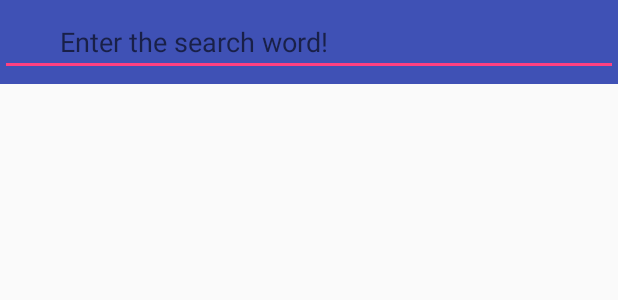
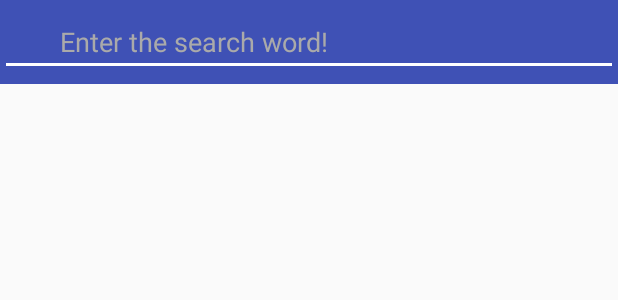
Before and after one commit to RollerBlade/rueo, an Android app: the layout toolbar_main.xml on its own in the app's theme, with its tools: preview values and no code run, on a phone screen of 412 x 824 dp. Shown: the top 300 px of the screen. Run offline under Robolectric (Android 15) with nearby library versions, the phone set to English and light mode, and no system bars.

Commit message:
Minor searchbar usability improvement  - focus always on searchbar  - typing in searchbar after enter pressed leads to clearing the searchbar

```diff
--- a/app/src/main/res/layout/toolbar_main.xml
+++ b/app/src/main/res/layout/toolbar_main.xml
@@ -1,12 +1,15 @@
 <?xml version="1.0" encoding="utf-8"?>
+
 <android.support.v7.widget.Toolbar xmlns:android="http://schemas.android.com/apk/res/android"
     xmlns:app="http://schemas.android.com/apk/res-auto"
     android:id="@+id/toolbar"
-    app:contentInsetLeft="0dp"
-    app:contentInsetStart="0dp"
     android:layout_width="match_parent"
     android:layout_height="wrap_content"
-    android:background="?attr/colorPrimary">
+
+    android:background="?attr/colorPrimary"
+
+    app:contentInsetLeft="0dp"
+    app:contentInsetStart="0dp">
 
     <LinearLayout
         android:layout_width="match_parent"
@@ -14,21 +17,23 @@
         android:gravity="center">
 
 
-
         <EditText
+            android:id="@+id/curWord"
+            android:layout_width="0dp"
+            android:layout_height="wrap_content"
+            android:layout_weight="1"
+            android:focusable="true"
+            android:focusableInTouchMode="true"
+            android:hint="@string/searchBarHint"
+            android:imeOptions="actionSearch"
+            android:nextFocusDown="@id/curWord"
             android:paddingLeft="40dp"
             android:paddingRight="40dp"
-            android:id="@+id/curWord"
-            android:hint="@string/searchBarHint"
-            android:layout_height="wrap_content"
-            android:layout_width="0dp"
-            android:layout_weight="1"
-            android:imeOptions="actionSearch"
-            android:focusable="true"
-            android:focusableInTouchMode="true"
-            android:singleLine="true"
-            android:nextFocusDown="@id/curWord"
-            />
+            android:theme="@style/EditTextTheme"
+            android:inputType="textFilter"
+            android:textColor="#FFF"
+            android:textColorHint="#AAA"
+            android:singleLine="true" />
 
     </LinearLayout>
 </android.support.v7.widget.Toolbar>
--- a/app/src/main/res/values/styles.xml
+++ b/app/src/main/res/values/styles.xml
@@ -8,4 +8,11 @@
         <item name="colorAccent">@color/colorAccent</item>
     </style>
 
+    <style name="EditTextTheme" parent="Theme.AppCompat.Light.DarkActionBar">
+        <item name="colorControlNormal">#FFF</item>
+        <item name="colorControlActivated">#FFF</item>
+        <item name="colorControlHighlight">#FFF</item>
+        <item name="editTextColor">#FFF</item>
+    </style>
+
 </resources>
```
Also changed, not shown: app/src/main/java/com/example/android/rueo/MainActivity.java (+20 -35 lines).
